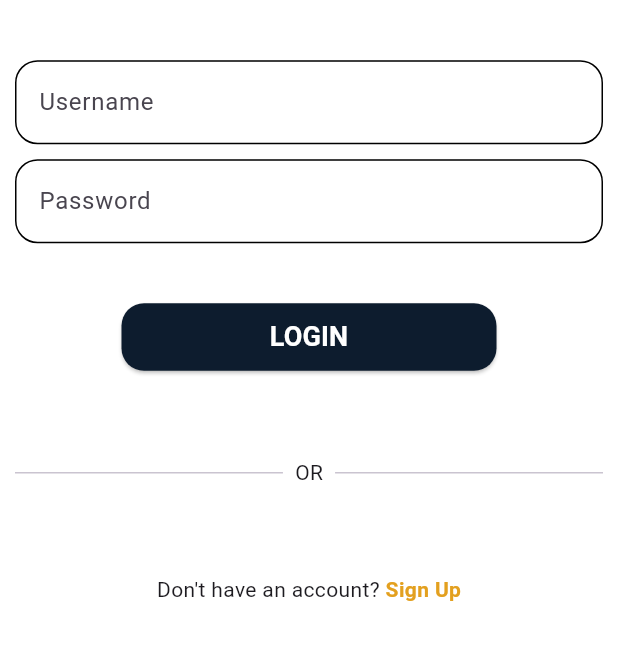
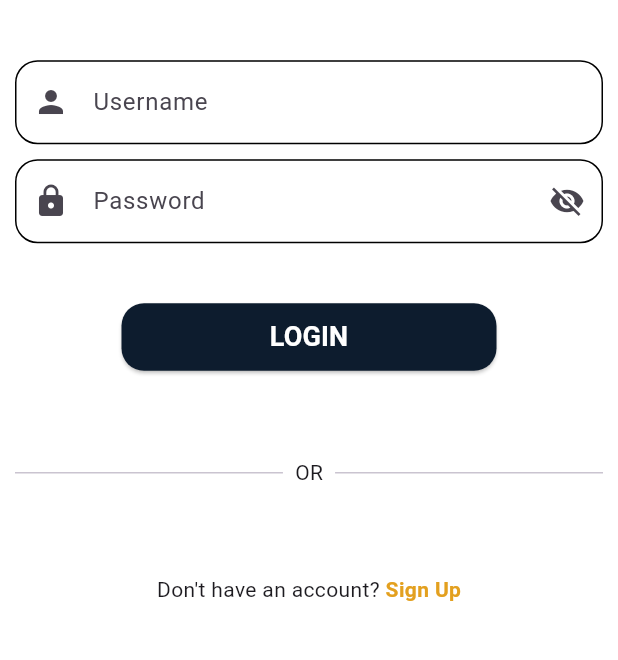
Before and after one commit to mohd-kadir/edu_track, a Flutter app: the screen it shows after launch, on a phone screen of 412 x 824 dp, the part 461-1121 px from its top. Run offline on Flutter 3.47's test engine with Material 3 defaults, Android fonts, the phone set to English and light mode, and no system bars; our stand-ins replace device_preview, firebase_auth, firebase_core; accounts and stored records are empty.

Commit message:
changes in UI

```diff
--- a/lib/LoginScreen.dart
+++ b/lib/LoginScreen.dart
@@ -10,10 +10,11 @@ class LoginSreen extends StatefulWidget {
 }
 
 class _LoginSreenState extends State<LoginSreen> {
+  var userName = TextEditingController();
+  var password = TextEditingController();
+  bool _obscureText = true;
   @override
   Widget build(BuildContext context) {
-    var userName = TextEditingController();
-    var password = TextEditingController();
 
     return Scaffold(
       resizeToAvoidBottomInset: false,
@@ -37,6 +38,7 @@ class _LoginSreenState extends State<LoginSreen> {
                       keyboardType: TextInputType.text,
                       controller: userName,
                       decoration: InputDecoration(
+                        prefixIcon: Icon(Icons.person),
                         hintText: "Username",
                         enabledBorder: OutlineInputBorder(
                           borderRadius: BorderRadius.circular(15),
@@ -50,9 +52,16 @@ class _LoginSreenState extends State<LoginSreen> {
                     SizedBox(height: 10),
                     TextField(
                       keyboardType: TextInputType.text,
+                      obscureText: _obscureText,
                       controller: password,
                       decoration: InputDecoration(
                         hintText: "Password",
+                        prefixIcon: Icon(Icons.lock),
+                        suffixIcon: IconButton(onPressed: (){
+                          setState(() {
+                            _obscureText = !_obscureText;
+                          });
+                        }, icon: Icon(_obscureText ? Icons.visibility_off : Icons.visibility,)),
                         enabledBorder: OutlineInputBorder(
                           borderRadius: BorderRadius.circular(15),
                         ),
```
Also changed, not shown: 1 other file.
